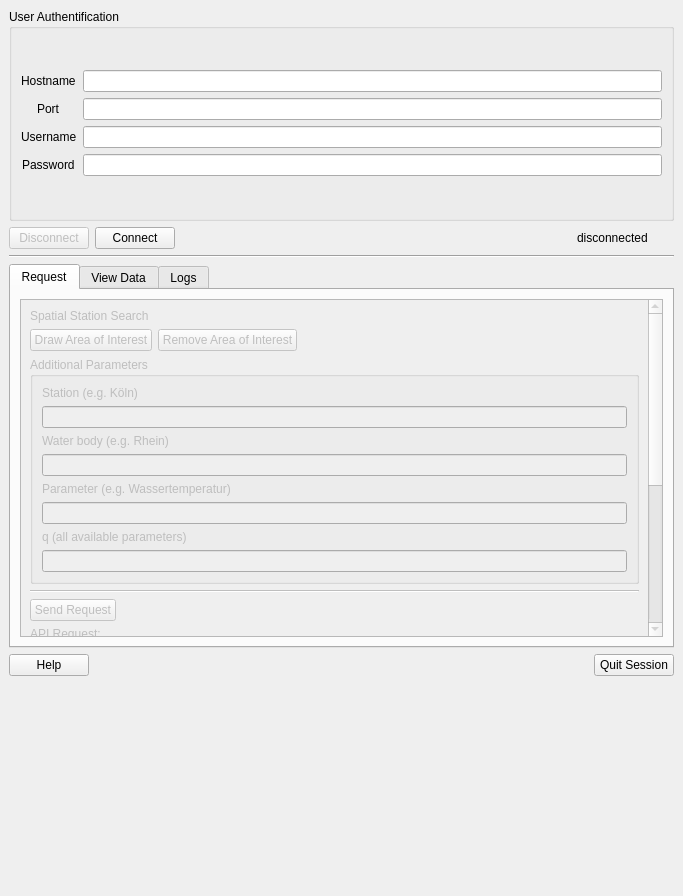
Qt form QPegel_dialog_base_dockWidget.ui (52North/QPegel) before a commit.
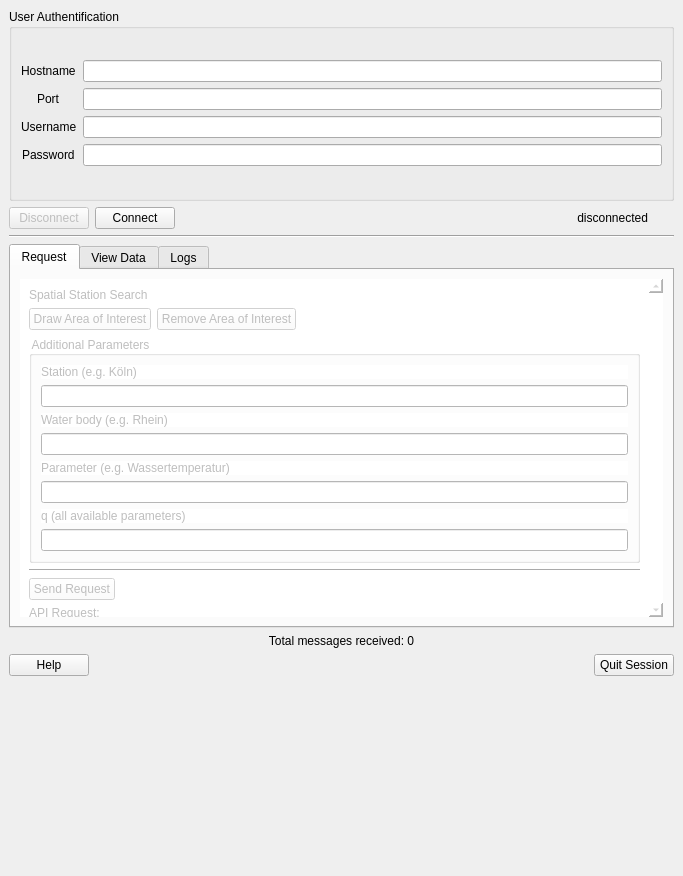
The same form after that commit. The open tabs and pages were chosen to show the change. Custom widgets are drawn as their Qt base class.

Patch:
```diff
--- a/QPegel_dialog_base_dockWidget.ui
+++ b/QPegel_dialog_base_dockWidget.ui
@@ -10,7 +10,7 @@
     <x>0</x>
     <y>0</y>
     <width>683</width>
-    <height>896</height>
+    <height>876</height>
    </rect>
   </property>
   <property name="minimumSize">
@@ -19,6 +19,9 @@
     <height>520</height>
    </size>
   </property>
+  <property name="autoFillBackground">
+   <bool>false</bool>
+  </property>
   <property name="windowTitle">
    <string>QPegel</string>
   </property>
@@ -136,6 +139,12 @@
         <property name="enabled">
          <bool>false</bool>
         </property>
+        <property name="sizePolicy">
+         <sizepolicy hsizetype="Fixed" vsizetype="Fixed">
+          <horstretch>0</horstretch>
+          <verstretch>0</verstretch>
+         </sizepolicy>
+        </property>
         <property name="toolTip">
          <string>Stop connection to MQTT broker</string>
         </property>
@@ -146,6 +155,12 @@
       </item>
       <item>
        <widget class="QPushButton" name="pushButtonConnect">
+        <property name="sizePolicy">
+         <sizepolicy hsizetype="Fixed" vsizetype="Fixed">
+          <horstretch>0</horstretch>
+          <verstretch>0</verstretch>
+         </sizepolicy>
+        </property>
         <property name="toolTip">
          <string>&lt;html&gt;&lt;head/&gt;&lt;body&gt;&lt;p&gt;Start connection to MQTT broker&lt;/p&gt;&lt;p&gt;Internet connection and valid user authentification required&lt;/p&gt;&lt;/body&gt;&lt;/html&gt;</string>
         </property>
@@ -159,6 +174,9 @@
         <property name="orientation">
          <enum>Qt::Orientation::Horizontal</enum>
         </property>
+        <property name="sizeType">
+         <enum>QSizePolicy::Policy::Expanding</enum>
+        </property>
         <property name="sizeHint" stdset="0">
          <size>
           <width>40</width>
@@ -169,6 +187,12 @@
       </item>
       <item>
        <widget class="QLabel" name="labelStatus">
+        <property name="sizePolicy">
+         <sizepolicy hsizetype="Fixed" vsizetype="Fixed">
+          <horstretch>0</horstretch>
+          <verstretch>0</verstretch>
+         </sizepolicy>
+        </property>
         <property name="font">
          <font>
           <pointsize>9</pointsize>
@@ -180,10 +204,19 @@
         <property name="text">
          <string>disconnected</string>
         </property>
+        <property name="alignment">
+         <set>Qt::AlignmentFlag::AlignRight|Qt::AlignmentFlag::AlignTrailing|Qt::AlignmentFlag::AlignVCenter</set>
+        </property>
        </widget>
       </item>
       <item>
        <widget class="QWidget" name="widgetStatus" native="true">
+        <property name="sizePolicy">
+         <sizepolicy hsizetype="Fixed" vsizetype="Fixed">
+          <horstretch>0</horstretch>
+          <verstretch>0</verstretch>
+         </sizepolicy>
+        </property>
         <property name="minimumSize">
          <size>
           <width>20</width>
@@ -240,12 +273,21 @@
        <property name="toolTip">
         <string/>
        </property>
+       <property name="styleSheet">
+        <string notr="true"/>
+       </property>
        <attribute name="title">
         <string>Request</string>
        </attribute>
        <layout class="QVBoxLayout" name="verticalLayout_4">
         <item>
          <widget class="QScrollArea" name="scrollArea">
+          <property name="styleSheet">
+           <string notr="true">background: white</string>
+          </property>
+          <property name="frameShape">
+           <enum>QFrame::Shape::NoFrame</enum>
+          </property>
           <property name="widgetResizable">
            <bool>true</bool>
           </property>
@@ -254,10 +296,13 @@
             <rect>
              <x>0</x>
              <y>0</y>
-             <width>627</width>
+             <width>629</width>
              <height>459</height>
             </rect>
            </property>
+           <property name="autoFillBackground">
+            <bool>false</bool>
+           </property>
            <layout class="QVBoxLayout" name="verticalLayout_3">
             <item>
              <layout class="QVBoxLayout" name="verticalLayout">
@@ -280,6 +325,12 @@
                     <property name="enabled">
                      <bool>false</bool>
                     </property>
+                    <property name="sizePolicy">
+                     <sizepolicy hsizetype="Fixed" vsizetype="Fixed">
+                      <horstretch>0</horstretch>
+                      <verstretch>0</verstretch>
+                     </sizepolicy>
+                    </property>
                     <property name="toolTip">
                      <string>Optionel: draw a polygon inside the map and finish by right-klicking</string>
                     </property>
@@ -293,6 +344,12 @@
                     <property name="enabled">
                      <bool>false</bool>
                     </property>
+                    <property name="sizePolicy">
+                     <sizepolicy hsizetype="Fixed" vsizetype="Fixed">
+                      <horstretch>0</horstretch>
+                      <verstretch>0</verstretch>
+                     </sizepolicy>
+                    </property>
                     <property name="toolTip">
                      <string>Remove the current polygon from the map and request</string>
                     </property>
@@ -391,6 +448,12 @@
                  <layout class="QHBoxLayout" name="horizontalLayout_2">
                   <item>
                    <widget class="QPushButton" name="pushButtonSend">
+                    <property name="sizePolicy">
+                     <sizepolicy hsizetype="Fixed" vsizetype="Fixed">
+                      <horstretch>0</horstretch>
+                      <verstretch>0</verstretch>
+                     </sizepolicy>
+                    </property>
                     <property name="toolTip">
                      <string>By sending the request you will receive the available stations as response in the next fields</string>
                     </property>
@@ -706,6 +769,16 @@
       </widget>
      </widget>
     </item>
+    <item>
+     <widget class="QLabel" name="labelMessageCount">
+      <property name="text">
+       <string>Total messages received: 0</string>
+      </property>
+      <property name="alignment">
+       <set>Qt::AlignmentFlag::AlignCenter</set>
+      </property>
+     </widget>
+    </item>
     <item>
      <layout class="QHBoxLayout" name="horizontalLayout_7">
       <item>
@@ -756,22 +829,6 @@
       </property>
      </spacer>
     </item>
-    <item>
-     <spacer name="verticalSpacer">
-      <property name="orientation">
-       <enum>Qt::Orientation::Vertical</enum>
-      </property>
-      <property name="sizeType">
-       <enum>QSizePolicy::Policy::Minimum</enum>
-      </property>
-      <property name="sizeHint" stdset="0">
-       <size>
-        <width>20</width>
-        <height>0</height>
-       </size>
-      </property>
-     </spacer>
-    </item>
    </layout>
   </widget>
  </widget>
```
Left out of the diff: 60 changed lines with no effect on the pictures.
